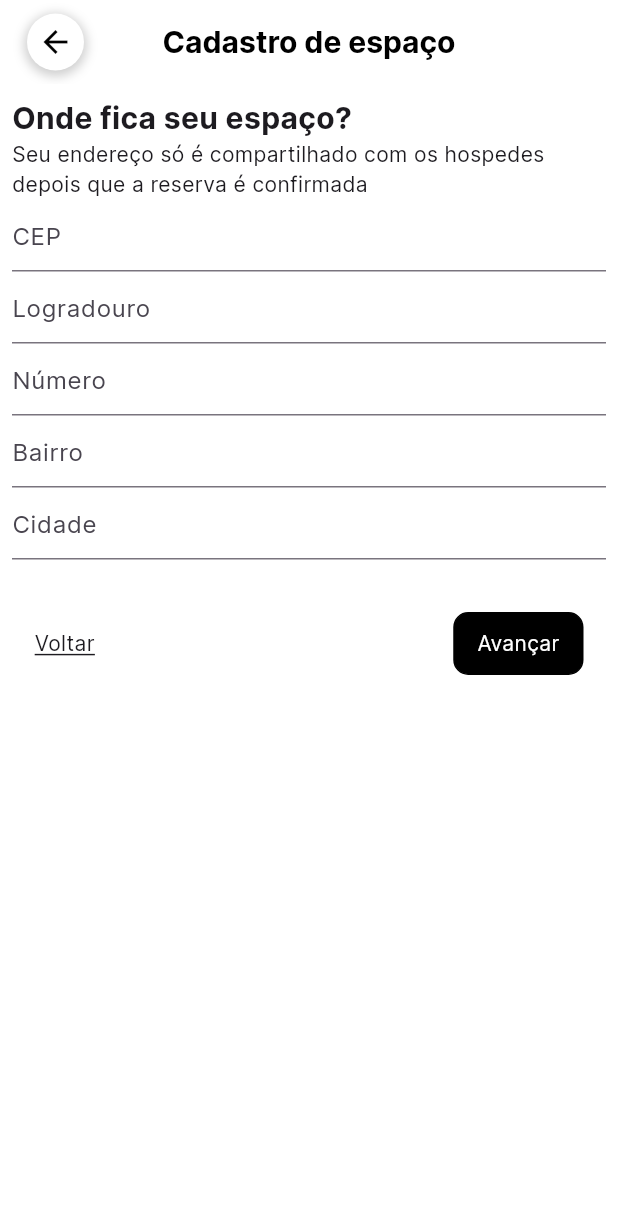
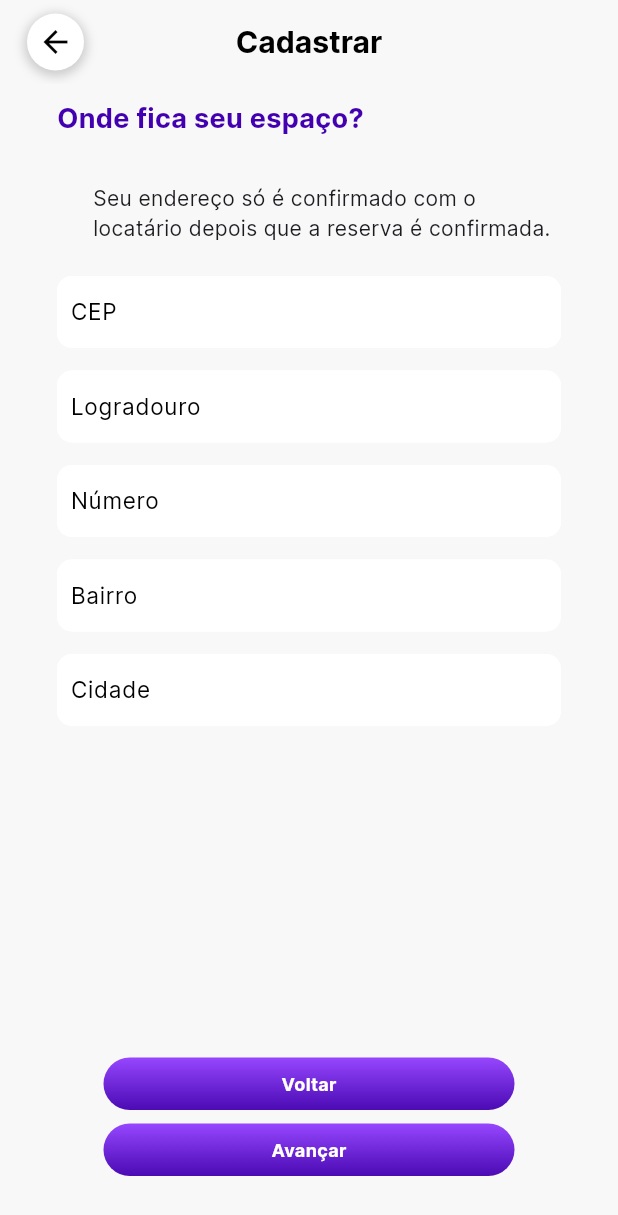
Before and after one commit to rodrigoaugusto99/git_flutter_festou, a Flutter app: the Localizacao screen opened directly, on a phone screen of 412 x 824 dp. Shown: the top 1215 px of the screen. Run offline on Flutter 3.47's test engine with Material 3 defaults, Android fonts, the phone set to English and light mode, and no system bars; our stand-ins replace animate_do, animated_text_kit, calendar_date_picker2, carousel_slider, cloud_firestore, confetti and 26 more; missing offline and left inert: easy_mask, image_painter, search_cep, social_share, svg_flutter, validatorless; accounts and stored records are empty; generated files the repository leaves out were written again; project files that could hold a hidden picture were left out.

Commit message:
fix: terceira tela

```diff
--- a/lib/src/features/register/space/space temporary/pages/localizacao.dart
+++ b/lib/src/features/register/space/space temporary/pages/localizacao.dart
@@ -62,11 +62,75 @@ class _LocalizacaoState extends ConsumerState<Localizacao> {
     }
   }
 
+  Widget myRow({
+    required String label,
+    required TextEditingController controller,
+    required String? Function(String?)? validator,
+    Function(String)? onChanged,
+    bool enabled = true,
+  }) {
+    return Container(
+      //  padding: const EdgeInsets.symmetric(v: 10),
+      decoration: BoxDecoration(
+        borderRadius: BorderRadius.circular(10),
+        color: Colors.white,
+      ),
+      child: TextFormField(
+        onChanged: onChanged,
+        validator: validator,
+        textInputAction: TextInputAction.done,
+        enabled: enabled,
+        controller: controller,
+        style: TextStyle(
+            fontSize: 15,
+            color: enabled ? Colors.black : Colors.grey,
+            overflow: TextOverflow.ellipsis),
+        decoration: InputDecoration(
+          labelStyle: const TextStyle(color: Colors.black, fontSize: 15),
+          contentPadding: const EdgeInsets.symmetric(
+            vertical: 12.0,
+            horizontal: 5.0,
+          ),
+          label: Text(label),
+          border: OutlineInputBorder(
+            borderRadius: BorderRadius.circular(10.0),
+            borderSide: const BorderSide(
+              color: Colors.black,
+              width: 1.0,
+            ),
+          ),
+          disabledBorder: OutlineInputBorder(
+            borderRadius: BorderRadius.circular(10.0),
+            borderSide: const BorderSide(
+              color: Colors.white,
+              width: 1.0,
+            ),
+          ),
+          enabledBorder: OutlineInputBorder(
+            borderRadius: BorderRadius.circular(10.0),
+            borderSide: const BorderSide(
+              color: Colors.white,
+              width: 1.0,
+            ),
+          ),
+          focusedBorder: OutlineInputBorder(
+            borderRadius: BorderRadius.circular(10.0),
+            borderSide: const BorderSide(
+              color: Colors.white,
+            ),
+          ),
+        ),
+      ),
+    );
+  }
+
   @override
   Widget build(BuildContext context) {
     final spaceRegister = ref.watch(newSpaceRegisterVmProvider.notifier);
 
     return Scaffold(
+      backgroundColor: const Color(0xffF8F8F8),
+      //backgroundColor: Colors.brown,
       appBar: AppBar(
         leading: Padding(
           padding: const EdgeInsets.only(left: 18.0),
@@ -95,15 +159,16 @@ class _LocalizacaoState extends ConsumerState<Localizacao> {
         ),
         centerTitle: true,
         title: const Text(
-          'Cadastro de espaço',
+          'Cadastrar',
           style: TextStyle(
               fontSize: 20, fontWeight: FontWeight.bold, color: Colors.black),
         ),
         elevation: 0,
-        backgroundColor: Colors.white,
+        backgroundColor: const Color(0xffF8F8F8),
       ),
-      body: Padding(
-        padding: const EdgeInsets.all(8.0),
+      body: SingleChildScrollView(
+        child: Padding(
+          padding: const EdgeInsets.symmetric(horizontal: 38.0),
           child: Column(
             crossAxisAlignment: CrossAxisAlignment.start,
             children: [
@@ -112,72 +177,117 @@ class _LocalizacaoState extends ConsumerState<Localizacao> {
                 child: Column(
                   crossAxisAlignment: CrossAxisAlignment.start,
                   children: [
+                    const SizedBox(
+                      height: 10,
+                    ),
                     const Text(
                       'Onde fica seu espaço?',
-                    style: TextStyle(fontWeight: FontWeight.bold, fontSize: 20),
-                  ),
-                  const Text(
-                      'Seu endereço só é compartilhado com os hospedes depois que a reserva é confirmada'),
-                  TextFormField(
-                    controller: cepEC,
-                    validator: spaceRegister.validateCEP(),
-                    decoration: const InputDecoration(
-                      hintText: 'CEP',
-                    ),
-                    onChanged: onChangedCep,
-                  ),
-                  TextFormField(
-                    //enabled: !isCepAutoCompleted,
-                    controller: logradouroEC,
-                    validator: spaceRegister.validateLogradouro(),
-                    decoration: const InputDecoration(
-                      hintText: 'Logradouro',
+                      style: TextStyle(
+                        color: Color(0xff4300B1),
+                        fontWeight: FontWeight.bold,
+                        fontSize: 18,
                       ),
                     ),
-                  TextFormField(
+                    const SizedBox(
+                      height: 30,
+                    ),
+                    const Padding(
+                      padding: EdgeInsets.only(left: 24),
+                      child: Text(
+                          'Seu endereço só é confirmado com o locatário depois que a reserva é confirmada.'),
+                    ),
+                    const SizedBox(
+                      height: 22,
+                    ),
+                    myRow(
+                      validator: spaceRegister.validateCEP(),
+                      label: 'CEP',
+                      controller: cepEC,
+                      onChanged: onChangedCep,
+                      //enable: isEditing,
+                    ),
+                    const SizedBox(
+                      height: 15,
+                    ),
+                    myRow(
+                      validator: spaceRegister.validateLogradouro(),
+                      label: 'Logradouro',
+                      controller: logradouroEC,
+                      onChanged: onChangedCep,
+                      //enable: isEditing,
+                    ),
+                    const SizedBox(
+                      height: 15,
+                    ),
+                    myRow(
+                      validator: spaceRegister.validateNumero(),
+                      label: 'Número',
                       controller: numeroEC,
-                    validator: spaceRegister.validateNumero(),
-                    decoration: const InputDecoration(
-                      hintText: 'Número',
                     ),
+                    const SizedBox(
+                      height: 15,
                     ),
-                  TextFormField(
-                    //enabled: !isCepAutoCompleted,
+                    myRow(
+                      validator: spaceRegister.validateBairro(),
+                      label: 'Bairro',
                       controller: bairroEC,
-                    validator: spaceRegister.validateBairro(),
-                    decoration: const InputDecoration(
-                      hintText: 'Bairro',
                     ),
+                    const SizedBox(
+                      height: 15,
                     ),
-                  TextFormField(
+                    myRow(
+                      validator: spaceRegister.validateCidade(),
+                      label: 'Cidade',
+                      controller: cidadeEC,
                       enabled: !isCepAutoCompleted,
-                    controller: cidadeEC,
-                    validator: spaceRegister.validateCidade(),
-                    decoration: const InputDecoration(
-                      hintText: 'Cidade',
+                    ),
+                    const SizedBox(
+                      height: 15,
+                    ),
+                  ],
                 ),
               ),
             ],
           ),
         ),
-            const SizedBox(
-              height: 20,
       ),
-            Padding(
-              padding: const EdgeInsets.all(15.0),
-              child: Row(
-                mainAxisAlignment: MainAxisAlignment.spaceBetween,
+      bottomNavigationBar: Padding(
+        padding: const EdgeInsets.symmetric(horizontal: 69, vertical: 40),
+        child: Column(
+          mainAxisSize: MainAxisSize.min,
           children: [
-                  InkWell(
+            GestureDetector(
               onTap: () => Navigator.pop(context),
+              child: Container(
+                padding:
+                    const EdgeInsets.symmetric(horizontal: 20, vertical: 9),
+                alignment: Alignment.center,
+                height: 35,
+                decoration: BoxDecoration(
+                  borderRadius: BorderRadius.circular(50),
+                  gradient: const LinearGradient(
+                    colors: [
+                      Color(0xff9747FF),
+                      Color(0xff44300b1),
+                    ],
+                    begin: Alignment.topCenter,
+                    end: Alignment.bottomCenter,
+                  ),
+                ),
                 child: const Text(
                   'Voltar',
                   style: TextStyle(
-                        decoration: TextDecoration.underline,
+                    fontSize: 12,
+                    fontWeight: FontWeight.bold,
+                    color: Colors.white,
                   ),
                 ),
               ),
-                  InkWell(
+            ),
+            const SizedBox(
+              height: 9,
+            ),
+            GestureDetector(
               onTap: () async {
                 final stringResponse = await spaceRegister.validateForm(
                   context,
@@ -200,19 +310,29 @@ class _LocalizacaoState extends ConsumerState<Localizacao> {
                 }
               },
               child: Container(
+                padding:
+                    const EdgeInsets.symmetric(horizontal: 20, vertical: 9),
+                alignment: Alignment.center,
+                height: 35,
                 decoration: BoxDecoration(
-                          color: Colors.black,
-                          border: Border.all(),
-                          borderRadius: BorderRadius.circular(10)),
-                      padding: const EdgeInsets.symmetric(
-                          horizontal: 15, vertical: 10),
+                  borderRadius: BorderRadius.circular(50),
+                  gradient: const LinearGradient(
+                    colors: [
+                      Color(0xff9747FF),
+                      Color(0xff44300b1),
+                    ],
+                    begin: Alignment.topCenter,
+                    end: Alignment.bottomCenter,
+                  ),
+                ),
                 child: const Text(
                   'Avançar',
-                        style: TextStyle(color: Colors.white),
+                  style: TextStyle(
+                    fontSize: 12,
+                    fontWeight: FontWeight.bold,
+                    color: Colors.white,
                   ),
                 ),
-                  )
-                ],
               ),
             ),
           ],
```
Lines whose indentation alone changed are shown as unchanged.
